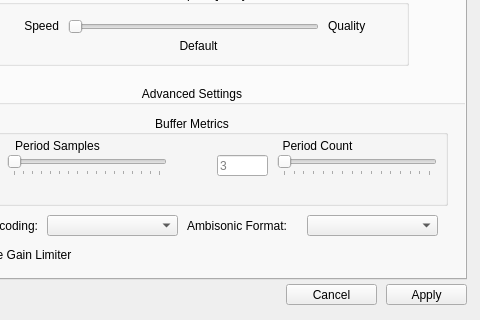
Above: utils/alsoft-config/mainwindow.ui from kcat/openal-soft before the change; both pictures show x 84 to 564 and y 140 to 460 of the 564 by 460 pixel window. Below: the same form after it.
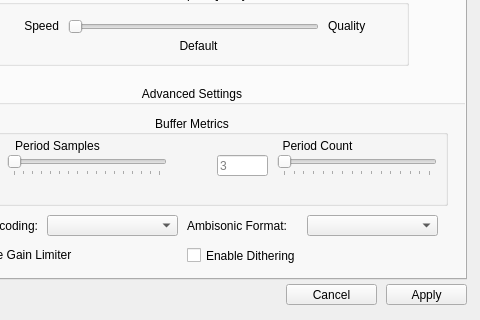
That is the form after the change. Icons and pictures are not drawn.

Commit message: Add a dithering option to alsoft-config

Patch:
```diff
--- a/utils/alsoft-config/mainwindow.ui
+++ b/utils/alsoft-config/mainwindow.ui
@@ -504,6 +504,27 @@
         <bool>true</bool>
        </property>
       </widget>
+      <widget class="QCheckBox" name="outputDitherCheckBox">
+       <property name="geometry">
+        <rect>
+         <x>270</x>
+         <y>160</y>
+         <width>261</width>
+         <height>21</height>
+        </rect>
+       </property>
+       <property name="toolTip">
+        <string>Applies dithering on the final mix for 8- and 16-bit output.
+This replaces the distortion created by nearest-value
+quantization with low-level whitenoise.</string>
+       </property>
+       <property name="text">
+        <string>Enable Dithering</string>
+       </property>
+       <property name="tristate">
+        <bool>true</bool>
+       </property>
+      </widget>
      </widget>
      <widget class="QGroupBox" name="groupBox_4">
       <property name="geometry">
```
The commit also changes 1 other file.
